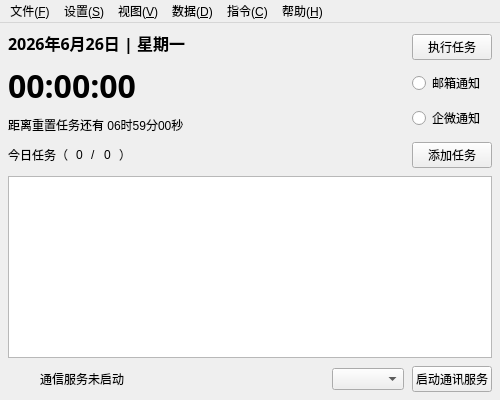
This is MainWindow.ui in AndroidCoderPeng/TaskDispatcher as Qt 5 draws it before an edit. The edited form follows.
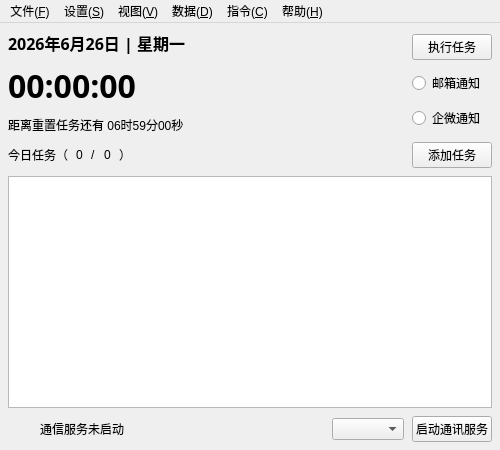
This is the edited form. Icons and pictures are not drawn.

Commit message: feat(ui): 添加任务项小部件，支持任务状态显示和自适应高度

Diff of the .ui file:
```diff
--- a/MainWindow.ui
+++ b/MainWindow.ui
@@ -7,19 +7,19 @@
                 <x>0</x>
                 <y>0</y>
                 <width>500</width>
-                <height>400</height>
+                <height>450</height>
             </rect>
         </property>
         <property name="minimumSize">
             <size>
                 <width>500</width>
-                <height>400</height>
+                <height>450</height>
             </size>
         </property>
         <property name="maximumSize">
             <size>
                 <width>500</width>
-                <height>400</height>
+                <height>450</height>
             </size>
         </property>
         <widget class="QWidget" name="centralWidget">
```
The commit also changes 7 other files.
